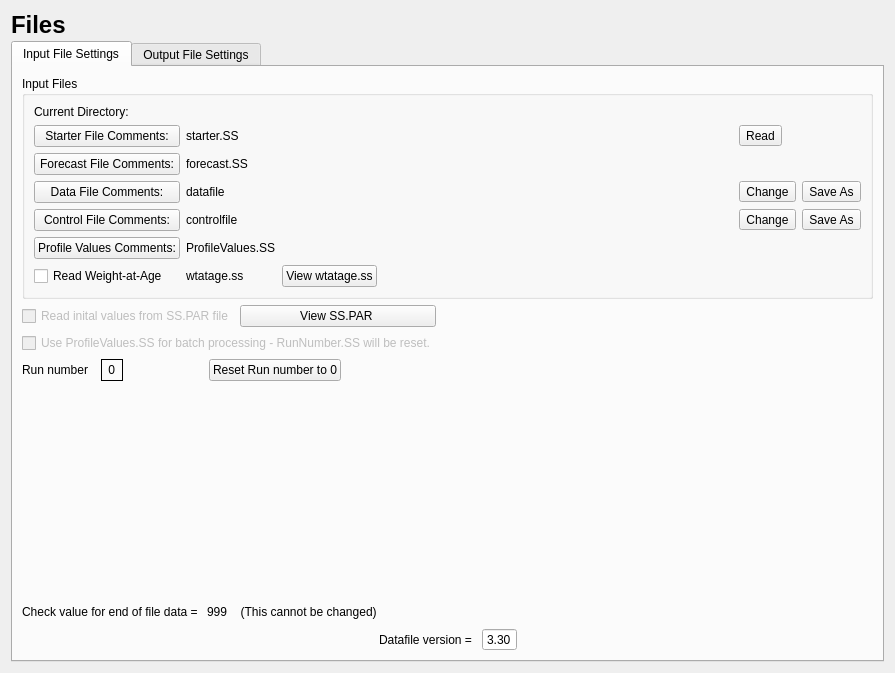
Old version of the form src/file_widget.ui in the repository nmfs-ost/ss3-ssi.
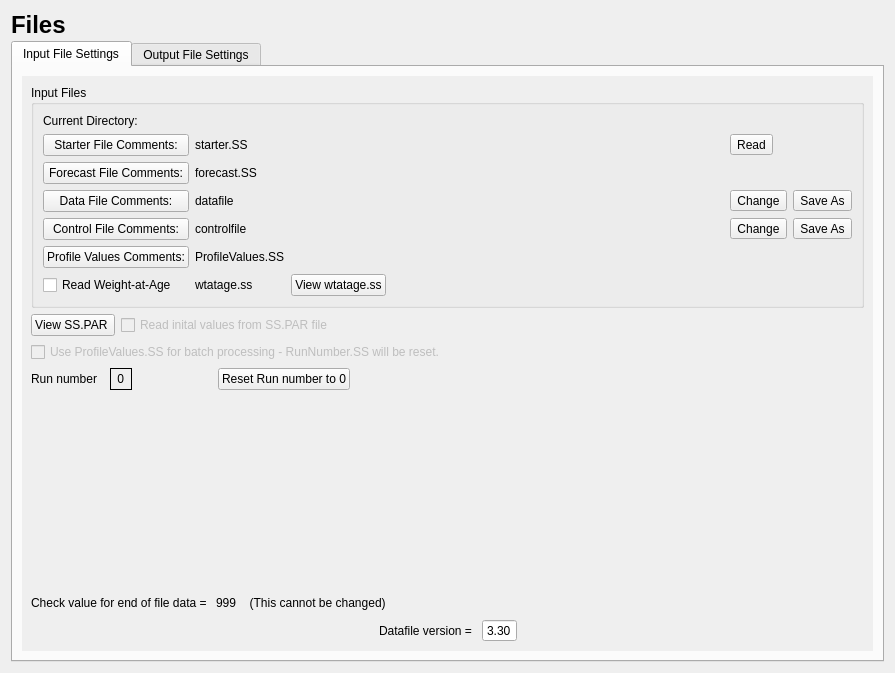
New version of the form. The open tabs and pages were chosen to show the change. Icons and pictures are not drawn.

```diff
--- a/src/file_widget.ui
+++ b/src/file_widget.ui
@@ -67,226 +67,25 @@
        <string>Input File Settings</string>
       </attribute>
       <layout class="QGridLayout" name="gridLayout_3">
-       <item row="15" column="0">
-        <spacer name="verticalSpacer_read_set">
-         <property name="orientation">
-          <enum>Qt::Vertical</enum>
-         </property>
-         <property name="sizeHint" stdset="0">
-          <size>
-           <width>20</width>
-           <height>40</height>
-          </size>
-         </property>
-        </spacer>
-       </item>
-       <item row="10" column="0">
-        <widget class="QCheckBox" name="checkBox_par_file">
-         <property name="enabled">
-          <bool>false</bool>
-         </property>
-         <property name="text">
-          <string>Read inital values from SS.PAR file</string>
-         </property>
-        </widget>
-       </item>
-       <item row="10" column="1">
-        <widget class="QPushButton" name="pushButton_viewParFile">
-         <property name="text">
-          <string>View SS.PAR </string>
-         </property>
-        </widget>
-       </item>
-       <item row="11" column="0" colspan="2">
-        <widget class="QCheckBox" name="checkBox_pro_file">
-         <property name="enabled">
-          <bool>false</bool>
-         </property>
-         <property name="text">
-          <string>Use ProfileValues.SS for batch processing - RunNumber.SS will be reset.</string>
-         </property>
-        </widget>
-       </item>
-       <item row="10" column="2">
-        <spacer name="horizontalSpacer_4">
-         <property name="orientation">
-          <enum>Qt::Horizontal</enum>
-         </property>
-         <property name="sizeHint" stdset="0">
-          <size>
-           <width>40</width>
-           <height>20</height>
-          </size>
-         </property>
-        </spacer>
-       </item>
-       <item row="12" column="0" colspan="3">
-        <layout class="QHBoxLayout" name="horizontalLayout_run_num">
-         <item>
-          <widget class="QLabel" name="label_run_num">
-           <property name="text">
-            <string>Run number  </string>
-           </property>
-          </widget>
-         </item>
-         <item>
-          <widget class="QLabel" name="label_run_num_val">
+       <item row="0" column="0" colspan="3">
+        <widget class="QScrollArea" name="scrollArea_input">
            <property name="frameShape">
-            <enum>QFrame::Panel</enum>
-           </property>
-           <property name="text">
-            <string> 0 </string>
-           </property>
-          </widget>
-         </item>
-         <item>
-          <spacer name="horizontalSpacer_run_num">
-           <property name="orientation">
-            <enum>Qt::Horizontal</enum>
-           </property>
-           <property name="sizeType">
-            <enum>QSizePolicy::Minimum</enum>
-           </property>
-           <property name="sizeHint" stdset="0">
-            <size>
-             <width>80</width>
-             <height>20</height>
-            </size>
-           </property>
-          </spacer>
-         </item>
-         <item>
-          <widget class="QPushButton" name="pushButton_runnum_file">
-           <property name="text">
-            <string>Reset Run number to 0</string>
-           </property>
-          </widget>
-         </item>
-         <item>
-          <spacer name="horizontalSpacer_run_num_reset">
-           <property name="orientation">
-            <enum>Qt::Horizontal</enum>
-           </property>
-           <property name="sizeHint" stdset="0">
-            <size>
-             <width>40</width>
-             <height>20</height>
-            </size>
-           </property>
-          </spacer>
-         </item>
-        </layout>
-       </item>
-       <item row="16" column="0" colspan="3">
-        <layout class="QHBoxLayout" name="horizontalLayout">
-         <item>
-          <widget class="QLabel" name="label_note_check_value">
-           <property name="text">
-            <string>Check value for end of file data = </string>
-           </property>
-          </widget>
-         </item>
-         <item>
-          <widget class="QLabel" name="label_check_value">
-           <property name="text">
-            <string>999</string>
-           </property>
-          </widget>
-         </item>
-         <item>
-          <widget class="QLabel" name="label_check_value_info">
-           <property name="text">
-            <string>  (This cannot be changed)</string>
-           </property>
-          </widget>
-         </item>
-         <item>
-          <spacer name="horizontalSpacer_eof">
-           <property name="orientation">
-            <enum>Qt::Horizontal</enum>
-           </property>
-           <property name="sizeHint" stdset="0">
-            <size>
-             <width>40</width>
-             <height>20</height>
-            </size>
-           </property>
-          </spacer>
-         </item>
-        </layout>
-       </item>
-       <item row="22" column="0" colspan="3">
-        <layout class="QHBoxLayout" name="horizontalLayout_version">
-         <item>
-          <spacer name="horizontalSpacer_version_1">
-           <property name="orientation">
-            <enum>Qt::Horizontal</enum>
-           </property>
-           <property name="sizeHint" stdset="0">
-            <size>
-             <width>40</width>
-             <height>20</height>
-            </size>
-           </property>
-          </spacer>
-         </item>
-         <item>
-          <widget class="QLabel" name="label_version">
-           <property name="text">
-            <string>Datafile version = </string>
-           </property>
-          </widget>
-         </item>
-         <item>
-          <widget class="QDoubleSpinBox" name="doubleSpinBox_version">
-           <property name="enabled">
+          <enum>QFrame::NoFrame</enum>
+         </property>
+         <property name="widgetResizable">
             <bool>true</bool>
            </property>
-           <property name="alignment">
-            <set>Qt::AlignCenter</set>
-           </property>
-           <property name="readOnly">
-            <bool>true</bool>
-           </property>
-           <property name="buttonSymbols">
-            <enum>QAbstractSpinBox::NoButtons</enum>
-           </property>
-           <property name="suffix">
-            <string/>
-           </property>
-           <property name="decimals">
-            <number>2</number>
-           </property>
-           <property name="minimum">
-            <double>3.300000000000000</double>
-           </property>
-           <property name="maximum">
-            <double>3.300000000000000</double>
-           </property>
-           <property name="singleStep">
-            <double>0.100000000000000</double>
-           </property>
-           <property name="value">
-            <double>3.300000000000000</double>
-           </property>
-          </widget>
-         </item>
+         <widget class="QWidget" name="scrollAreaWidgetContents">
+          <property name="geometry">
+           <rect>
+            <x>0</x>
+            <y>0</y>
+            <width>853</width>
+            <height>539</height>
+           </rect>
+          </property>
+          <layout class="QVBoxLayout" name="verticalLayout_2">
          <item>
-          <spacer name="horizontalSpacer_version_2">
-           <property name="orientation">
-            <enum>Qt::Horizontal</enum>
-           </property>
-           <property name="sizeHint" stdset="0">
-            <size>
-             <width>40</width>
-             <height>20</height>
-            </size>
-           </property>
-          </spacer>
-         </item>
-        </layout>
-       </item>
-       <item row="8" column="0" colspan="3">
         <widget class="QGroupBox" name="groupBox_input_files">
          <property name="title">
           <string>Input Files</string>
@@ -507,6 +306,237 @@
          </layout>
         </widget>
        </item>
+           <item>
+            <layout class="QHBoxLayout" name="horizontalLayout_parfile">
+             <item>
+              <widget class="QPushButton" name="pushButton_viewParFile">
+               <property name="text">
+                <string>View SS.PAR </string>
+               </property>
+              </widget>
+             </item>
+             <item>
+              <widget class="QCheckBox" name="checkBox_par_file">
+               <property name="enabled">
+                <bool>false</bool>
+               </property>
+               <property name="text">
+                <string>Read inital values from SS.PAR file</string>
+               </property>
+              </widget>
+             </item>
+             <item>
+              <spacer name="horizontalSpacer_parfile">
+               <property name="orientation">
+                <enum>Qt::Horizontal</enum>
+               </property>
+               <property name="sizeHint" stdset="0">
+                <size>
+                 <width>40</width>
+                 <height>20</height>
+                </size>
+               </property>
+              </spacer>
+             </item>
+            </layout>
+           </item>
+           <item>
+            <layout class="QHBoxLayout" name="horizontalLayout_profile">
+             <item>
+              <widget class="QCheckBox" name="checkBox_pro_file">
+               <property name="enabled">
+                <bool>false</bool>
+               </property>
+               <property name="text">
+                <string>Use ProfileValues.SS for batch processing - RunNumber.SS will be reset.</string>
+               </property>
+              </widget>
+             </item>
+            </layout>
+           </item>
+           <item>
+            <layout class="QHBoxLayout" name="horizontalLayout_run_num">
+             <item>
+              <widget class="QLabel" name="label_run_num">
+               <property name="text">
+                <string>Run number  </string>
+               </property>
+              </widget>
+             </item>
+             <item>
+              <widget class="QLabel" name="label_run_num_val">
+               <property name="frameShape">
+                <enum>QFrame::Panel</enum>
+               </property>
+               <property name="text">
+                <string> 0 </string>
+               </property>
+              </widget>
+             </item>
+             <item>
+              <spacer name="horizontalSpacer_run_num">
+               <property name="orientation">
+                <enum>Qt::Horizontal</enum>
+               </property>
+               <property name="sizeType">
+                <enum>QSizePolicy::Minimum</enum>
+               </property>
+               <property name="sizeHint" stdset="0">
+                <size>
+                 <width>80</width>
+                 <height>20</height>
+                </size>
+               </property>
+              </spacer>
+             </item>
+             <item>
+              <widget class="QPushButton" name="pushButton_runnum_file">
+               <property name="text">
+                <string>Reset Run number to 0</string>
+               </property>
+              </widget>
+             </item>
+             <item>
+              <spacer name="horizontalSpacer_run_num_reset">
+               <property name="orientation">
+                <enum>Qt::Horizontal</enum>
+               </property>
+               <property name="sizeHint" stdset="0">
+                <size>
+                 <width>40</width>
+                 <height>20</height>
+                </size>
+               </property>
+              </spacer>
+             </item>
+            </layout>
+           </item>
+           <item>
+            <spacer name="verticalSpacer_read_set">
+             <property name="orientation">
+              <enum>Qt::Vertical</enum>
+             </property>
+             <property name="sizeHint" stdset="0">
+              <size>
+               <width>20</width>
+               <height>40</height>
+              </size>
+             </property>
+            </spacer>
+           </item>
+           <item>
+            <layout class="QHBoxLayout" name="horizontalLayout">
+             <item>
+              <widget class="QLabel" name="label_note_check_value">
+               <property name="text">
+                <string>Check value for end of file data = </string>
+               </property>
+              </widget>
+             </item>
+             <item>
+              <widget class="QLabel" name="label_check_value">
+               <property name="text">
+                <string>999</string>
+               </property>
+              </widget>
+             </item>
+             <item>
+              <widget class="QLabel" name="label_check_value_info">
+               <property name="text">
+                <string>  (This cannot be changed)</string>
+               </property>
+              </widget>
+             </item>
+             <item>
+              <spacer name="horizontalSpacer_eof">
+               <property name="orientation">
+                <enum>Qt::Horizontal</enum>
+               </property>
+               <property name="sizeHint" stdset="0">
+                <size>
+                 <width>40</width>
+                 <height>20</height>
+                </size>
+               </property>
+              </spacer>
+             </item>
+            </layout>
+           </item>
+           <item>
+            <layout class="QHBoxLayout" name="horizontalLayout_version">
+             <item>
+              <spacer name="horizontalSpacer_version_1">
+               <property name="orientation">
+                <enum>Qt::Horizontal</enum>
+               </property>
+               <property name="sizeHint" stdset="0">
+                <size>
+                 <width>40</width>
+                 <height>20</height>
+                </size>
+               </property>
+              </spacer>
+             </item>
+             <item>
+              <widget class="QLabel" name="label_version">
+               <property name="text">
+                <string>Datafile version = </string>
+               </property>
+              </widget>
+             </item>
+             <item>
+              <widget class="QDoubleSpinBox" name="doubleSpinBox_version">
+               <property name="enabled">
+                <bool>true</bool>
+               </property>
+               <property name="alignment">
+                <set>Qt::AlignCenter</set>
+               </property>
+               <property name="readOnly">
+                <bool>true</bool>
+               </property>
+               <property name="buttonSymbols">
+                <enum>QAbstractSpinBox::NoButtons</enum>
+               </property>
+               <property name="suffix">
+                <string/>
+               </property>
+               <property name="decimals">
+                <number>2</number>
+               </property>
+               <property name="minimum">
+                <double>3.300000000000000</double>
+               </property>
+               <property name="maximum">
+                <double>3.300000000000000</double>
+               </property>
+               <property name="singleStep">
+                <double>0.100000000000000</double>
+               </property>
+               <property name="value">
+                <double>3.300000000000000</double>
+               </property>
+              </widget>
+             </item>
+             <item>
+              <spacer name="horizontalSpacer_version_2">
+               <property name="orientation">
+                <enum>Qt::Horizontal</enum>
+               </property>
+               <property name="sizeHint" stdset="0">
+                <size>
+                 <width>40</width>
+                 <height>20</height>
+                </size>
+               </property>
+              </spacer>
+             </item>
+            </layout>
+           </item>
+          </layout>
+         </widget>
+        </widget>
+       </item>
       </layout>
      </widget>
      <widget class="QWidget" name="tab_output">
```
Left out of the diff: 64 changed lines with no effect on the pictures. Lines whose indentation alone changed are shown as unchanged.
